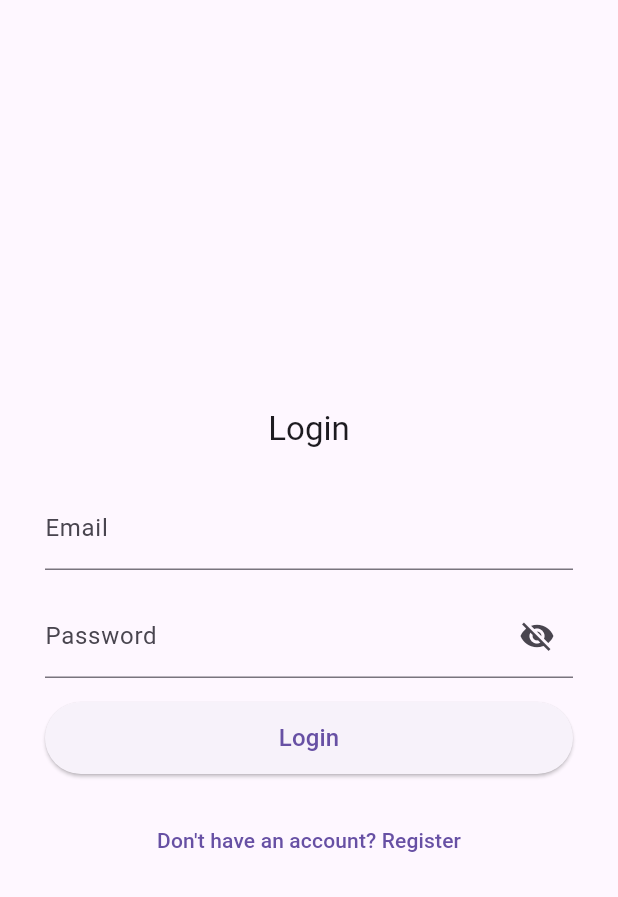
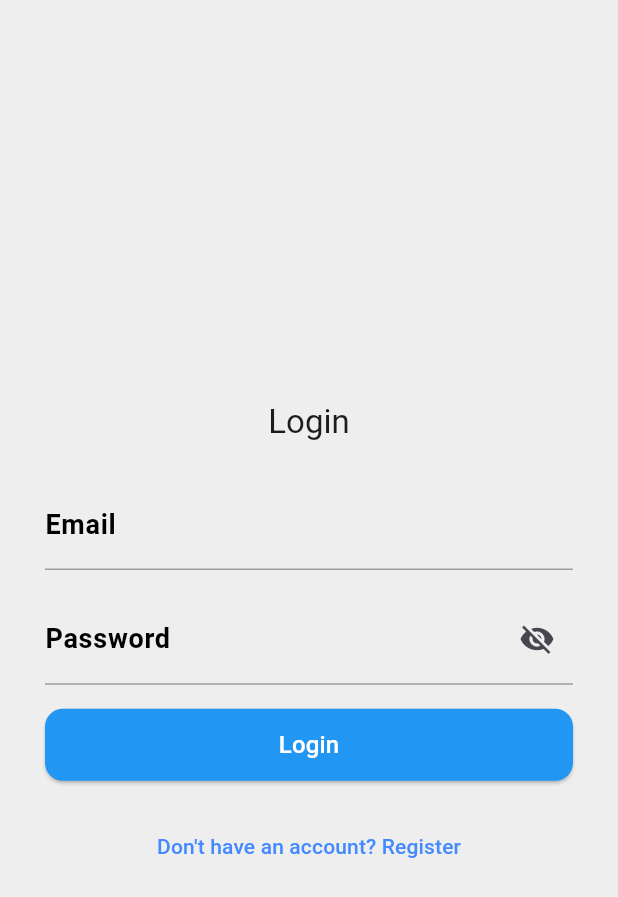
Before and after one commit to usman998/sureway-Todo-App, a Flutter app: the screen it shows after launch, on a phone screen of 412 x 824 dp. Shown: the top 897 px of the screen. Run offline on Flutter 3.47's test engine with Material 3 defaults, Android fonts, the phone set to English and light mode, and no system bars; our stand-ins replace cloud_firestore, firebase_auth, firebase_core, flutter_svg, shared_preferences; accounts and stored records are empty.

Commit message:
commits removed

```diff
--- a/lib/main.dart
+++ b/lib/main.dart
@@ -21,8 +21,58 @@ class MyApp extends StatelessWidget {
     return MaterialApp(
       scaffoldMessengerKey: SnackBarService.messengerKey,
       theme: ThemeData(
-
-        useMaterial3: true,
+        brightness: Brightness.light,
+        scaffoldBackgroundColor: Colors.grey[200],
+        progressIndicatorTheme: ProgressIndicatorThemeData(
+          color: Colors.blue,
+        ),
+        radioTheme: RadioThemeData(
+          fillColor: MaterialStateProperty.resolveWith((states) {
+            if (states.contains(MaterialState.selected)) {
+              return Colors.green;
+            }
+            return Colors.grey;
+          }),
+        ),
+        floatingActionButtonTheme: FloatingActionButtonThemeData(
+          backgroundColor: Colors.blue,
+          foregroundColor: Colors.white,
+          elevation: 5,
+          shape: RoundedRectangleBorder(
+            borderRadius: BorderRadius.circular(16),
+          ),
+        ),
+        textTheme: TextTheme(
+          bodyLarge: TextStyle(fontSize: 18, fontWeight: FontWeight.bold, color: Colors.black),
+          bodyMedium: TextStyle(fontSize: 16, color: Colors.black87),
+          bodySmall: TextStyle(fontSize: 14, color: Colors.black54),
+        ),
+        elevatedButtonTheme: ElevatedButtonThemeData(
+          style: ElevatedButton.styleFrom(
+            backgroundColor: Colors.blue, // Primary color
+            foregroundColor: Colors.white, // Text color
+            padding: EdgeInsets.symmetric(horizontal: 24, vertical: 12),
+            shape: RoundedRectangleBorder(
+              borderRadius: BorderRadius.circular(12),
+            ),
+          ),
+        ),
+        inputDecorationTheme: InputDecorationTheme(
+          focusedBorder: UnderlineInputBorder(
+            borderSide: BorderSide(color: Colors.blue, width: 2), // Focused line color
+          ),
+          enabledBorder: UnderlineInputBorder(
+            borderSide: BorderSide(color: Colors.grey), // Default line color
+          ),
+          labelStyle: TextStyle(color: Colors.black), // Label color
+          hintStyle: TextStyle(color: Colors.black54), // Hint text color
+        ),
+        textButtonTheme: TextButtonThemeData(
+          style: TextButton.styleFrom(
+            foregroundColor: Colors.blueAccent, // Text color
+            padding: EdgeInsets.symmetric(horizontal: 16, vertical: 8),
+          ),
+        ),
       ),
       home: FirebaseAuth.instance.currentUser!=null?TaskScreen():AuthScreen(),
     );
--- a/lib/model/task_model.dart
+++ b/lib/model/task_model.dart
@@ -1,7 +1,4 @@
 
-
-
-import 'package:cloud_firestore/cloud_firestore.dart';
 
 class TaskModel{
 
--- a/lib/screens/auth_screen/widget/auth_email_form.dart
+++ b/lib/screens/auth_screen/widget/auth_email_form.dart
@@ -1,6 +1,5 @@
 
 
-import 'dart:developer';
 
 import 'package:cloud_firestore/cloud_firestore.dart';
 import 'package:firebase_auth/firebase_auth.dart' as fba;
```
Also changed, not shown: lib/screens/task_screen/widget/filter_heading.dart (deleted, +0 -257 lines), lib/service/network_service.dart (+4 -24 lines), 5 other files.
